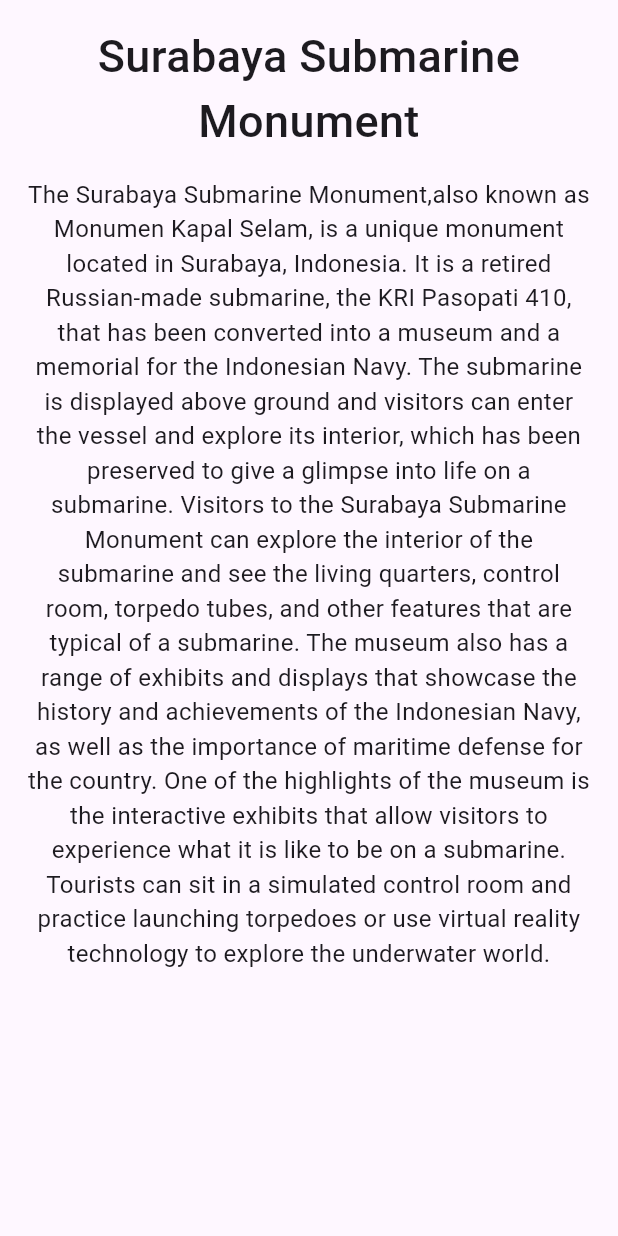
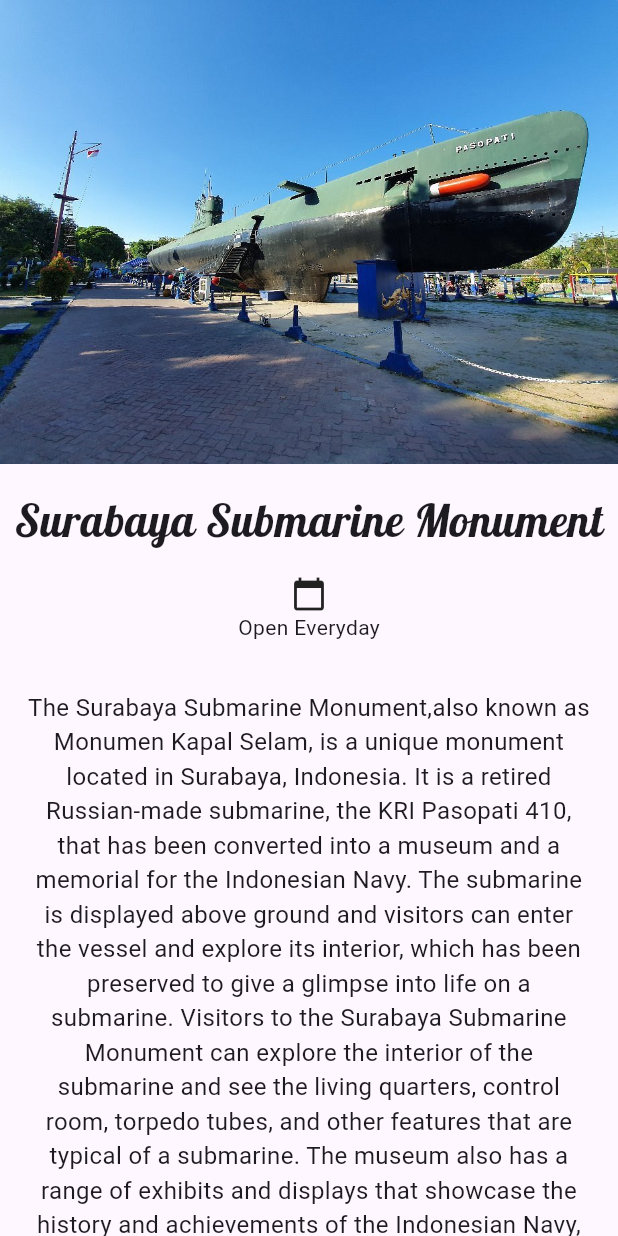
Before and after one commit to elfandirm/mobile-matkul, a Flutter app: the screen it shows after launch, on a phone screen of 412 x 824 dp. Run offline on Flutter 3.47's test engine with Material 3 defaults, Android fonts, the phone set to English and light mode, and no system bars; our stand-ins replace google_fonts; Roboto replaces fonts that are missing (Oxygen).

Commit message:
Percobaan 3: tampilan icon dan text

```diff
--- a/lib/main.dart
+++ b/lib/main.dart
@@ -1,4 +1,5 @@
 import 'package:flutter/material.dart';
+import 'package:google_fonts/google_fonts.dart';
 
 void main() {
   runApp(const MyApp());
@@ -24,15 +25,31 @@
   Widget build(BuildContext context) {
     return Scaffold(
       body: SafeArea(
+        child: SingleChildScrollView(
           child: Column(
             crossAxisAlignment: CrossAxisAlignment.stretch,
             children: [
+              Image.asset("assets/images/sub1.jpg"),
               Container(
                 margin: EdgeInsets.only(top: 16),
                 child: Text(
                   "Surabaya Submarine Monument",
                   textAlign: TextAlign.center,
-                style: TextStyle(fontSize: 30, fontWeight: FontWeight.w500),
+                  style: GoogleFonts.lobster(fontSize: 30, fontWeight: FontWeight.w500),
+                ),
+              ),
+              Container(
+                margin: EdgeInsets.symmetric(vertical: 16),
+                child: Row(
+                  mainAxisAlignment: MainAxisAlignment.spaceEvenly,
+                  children: [
+                    Column(
+                      children: [
+                        Icon(Icons.calendar_today),
+                        Text("Open Everyday"),
+                      ],
+                    ),
+                  ],
                 ),
               ),
               Container(
@@ -40,10 +57,12 @@
                 child: Text(
                   "The Surabaya Submarine Monument,also known as Monumen Kapal Selam, is a unique monument located in Surabaya, Indonesia. It is a retired Russian-made submarine, the KRI Pasopati 410, that has been converted into a museum and a memorial for the Indonesian Navy. The submarine is displayed above ground and visitors can enter the vessel and explore its interior, which has been preserved to give a glimpse into life on a submarine. Visitors to the Surabaya Submarine Monument can explore the interior of the submarine and see the living quarters, control room, torpedo tubes, and other features that are typical of a submarine. The museum also has a range of exhibits and displays that showcase the history and achievements of the Indonesian Navy, as well as the importance of maritime defense for the country. One of the highlights of the museum is the interactive exhibits that allow visitors to experience what it is like to be on a submarine. Tourists can sit in a simulated control room and practice launching torpedoes or use virtual reality technology to explore the underwater world.",
                   textAlign: TextAlign.center,
-                style: TextStyle(fontSize: 16),
+                  style: GoogleFonts.oxygen(fontSize: 16),
                 ),
               ),
+
             ],
+          ),
         ),
       ),
     );
```
Also changed, not shown: pubspec.yaml (+8 -7 lines), assets/images/sub1.jpg (added), assets/images/sub2.jpg (added), assets/images/sub3.jpg (added), pubspec.lock. Lines whose indentation alone changed are shown as unchanged.
